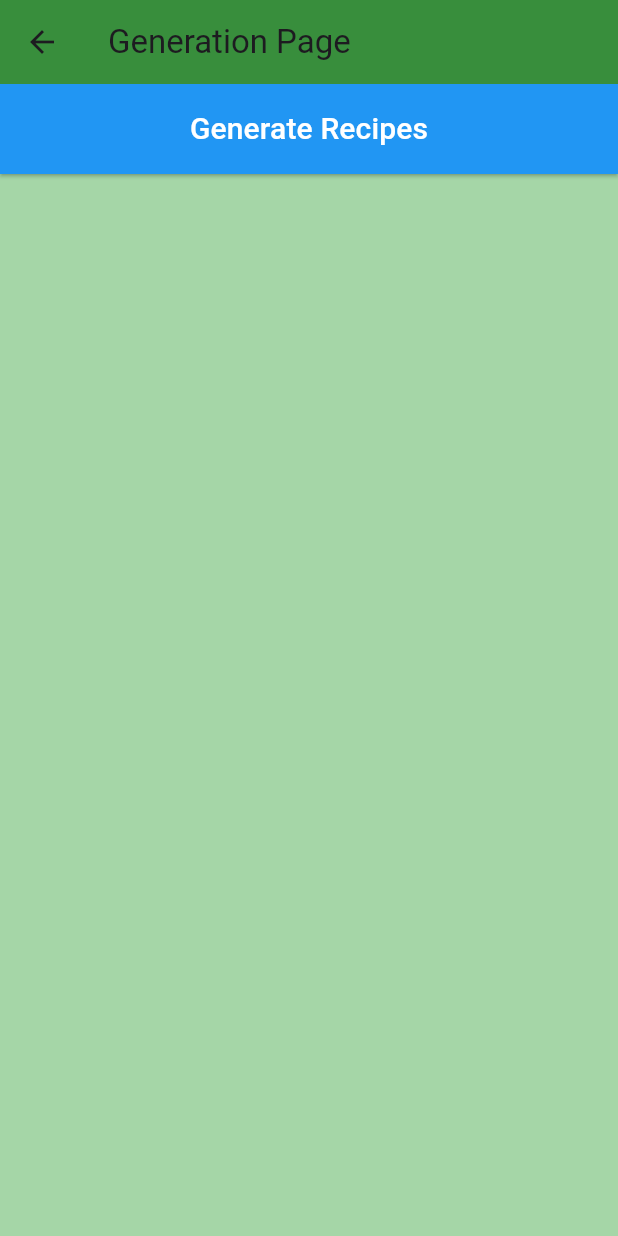
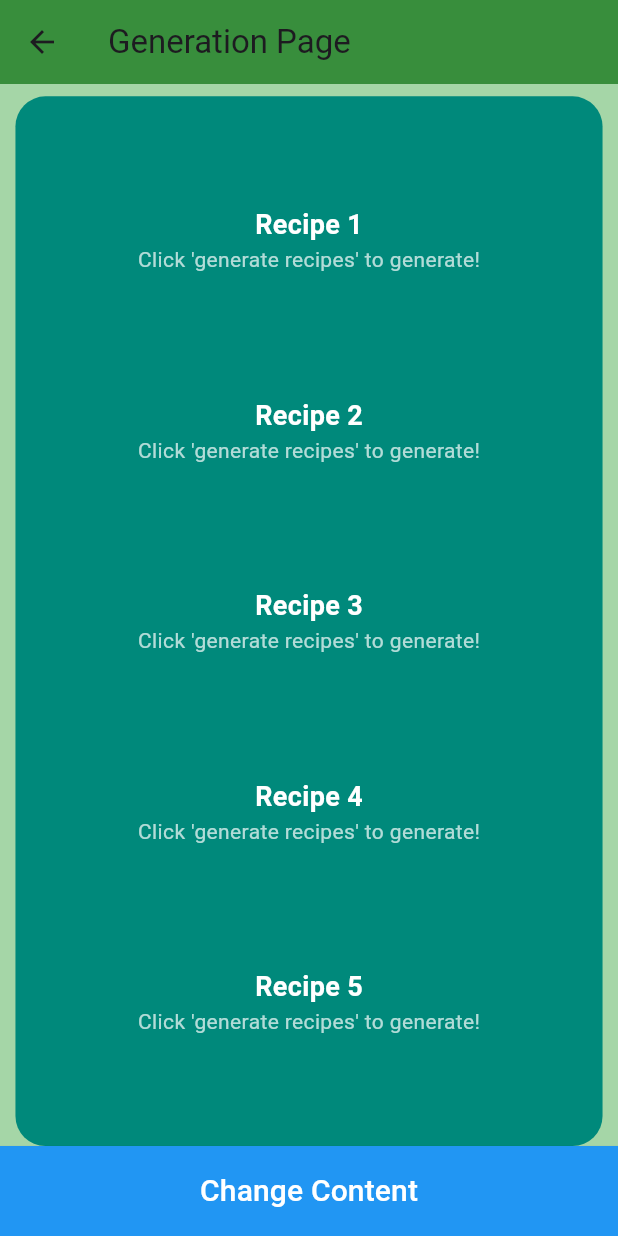
Before and after one commit to RhysRoo/SDrecipe, a Flutter app: the screen it shows once a user with an empty profile is signed in, in the side drawer, after a tap on "Generate Recipe", on a phone screen of 412 x 824 dp. Run offline on Flutter 3.47's test engine with Material 3 defaults, Android fonts, the phone set to English and light mode, and no system bars; our stand-ins replace cloud_firestore, firebase_auth, firebase_core, google_sign_in, sign_in_with_apple; accounts and stored records are empty.

Commit message:
Updated api search and generation page to show recipes. Will need to fix some errors with recipe data type and json mapping.

```diff
--- a/recipe_app/lib/pages/recipe_generation_page/api_search.dart
+++ b/recipe_app/lib/pages/recipe_generation_page/api_search.dart
@@ -30,12 +30,12 @@ class RecipeService {
     List<Recipe> recipes = recipesJson.map((recipeJson) => Recipe.fromJson(recipeJson['recipe'])).toList();
     // filter recipes to only include those with ingredients in ingredientNames
     List<Recipe> filtered = filteredRecipes(ingredientNames, recipes);
-    return filtered;
+    return filtered.take(5).toList();
   }
 
   Future<List<dynamic>> fetchRecipes(List<String> ingredients) async {
-    const String apiId = 'API_ID';
-    const String apiKey = 'API_KEY';
+    const String apiId = '87adcf60';
+    const String apiKey = 'bba2c4af46d564ff8eb6075aa1b36307';
 
     String ingredientQuery = ingredients.join(',');
 
@@ -55,4 +55,14 @@ class RecipeService {
       return [];
     }
   }
+
+  Future<List<String>> getRecipeNames() async {
+    List<Recipe> recipes = await fetchRecipesBasedOnUserIngredients();
+    return recipes.map((recipe) => recipe.label).toList();
+  }
+
+  Future<List<String>> getRecipeUrls() async {
+    List<Recipe> recipes = await fetchRecipesBasedOnUserIngredients();
+    return recipes.map((recipe) => recipe.url).toList();
+  }
 }
--- a/recipe_app/lib/pages/recipe_generation_page/generation_page.dart
+++ b/recipe_app/lib/pages/recipe_generation_page/generation_page.dart
@@ -1,4 +1,5 @@
 import 'package:flutter/material.dart';
+import 'api_search.dart';
 
 class GenerationPage extends StatefulWidget {
   const GenerationPage({super.key});
@@ -8,7 +9,33 @@ class GenerationPage extends StatefulWidget {
 }
 
 class _GenerationPageState extends State<GenerationPage> {
-  bool _showText = false;
+  final RecipeService _recipeService = RecipeService();
+
+  List<String> sectionTitles = [
+    'Recipe 1',
+    'Recipe 2',
+    'Recipe 3',
+    'Recipe 4',
+    'Recipe 5',
+  ];
+
+  List<String> sectionTexts = [
+    'Click \'generate recipes\' to generate!',
+    'Click \'generate recipes\' to generate!',
+    'Click \'generate recipes\' to generate!',
+    'Click \'generate recipes\' to generate!',
+    'Click \'generate recipes\' to generate!',
+  ];
+
+  void updateContent() async {
+    List<String> names = await _recipeService.getRecipeNames();
+    List<String> urls = await _recipeService.getRecipeUrls();
+
+    setState(() {
+      sectionTitles = names;
+      sectionTexts = urls;
+    });
+  }
 
   @override
   Widget build(BuildContext context) {
@@ -20,7 +47,6 @@ class _GenerationPageState extends State<GenerationPage> {
       backgroundColor: Colors.green[200],
       body: Column(
         children: [
-          if (_showText)
           Expanded(
             child: Container(
               width: MediaQuery.of(context).size.width * 0.95,
@@ -35,7 +61,7 @@ class _GenerationPageState extends State<GenerationPage> {
               ),
               child: Column(
                 mainAxisAlignment: MainAxisAlignment.spaceEvenly,
-                  children: List.generate(5, (index) => _buildSection(context, index + 1)),
+                children: List.generate(5, (index) => _buildSection(context, index)),
               ),
             ),
           ),
@@ -44,19 +70,17 @@ class _GenerationPageState extends State<GenerationPage> {
             height: 60,
             child: ElevatedButton(
               style: ElevatedButton.styleFrom(
-                primary: Colors.blue,
-                onPrimary: Colors.white,
+                backgroundColor: Colors.blue,
+                foregroundColor: Colors.white,
                 shape: const RoundedRectangleBorder(
                   borderRadius: BorderRadius.zero,
                 ),
               ),
-              onPressed: () {
-                setState(() {
-                  _showText = true;
-                });
-              },
+              onPressed: () => setState(() {
+                updateContent();
+              }),
               child: const Text(
-                'Generate Recipes',
+                'Change Content',
                 style: TextStyle(fontSize: 20),
               ),
             ),
@@ -72,16 +96,16 @@ class _GenerationPageState extends State<GenerationPage> {
       child: Column(
         children: [
           Text(
-            'Recipe $index',
+            sectionTitles[index],
             style: const TextStyle(
               color: Colors.white,
               fontSize: 18,
               fontWeight: FontWeight.bold,
             ),
           ),
-          const Text(
-            'Click \'generate recipes\' to generate!',
-            style: TextStyle(
+          Text(
+            sectionTexts[index],
+            style: const TextStyle(
               color: Colors.white70,
               fontSize: 14,
             ),
```
Lines whose indentation alone changed are shown as unchanged.
